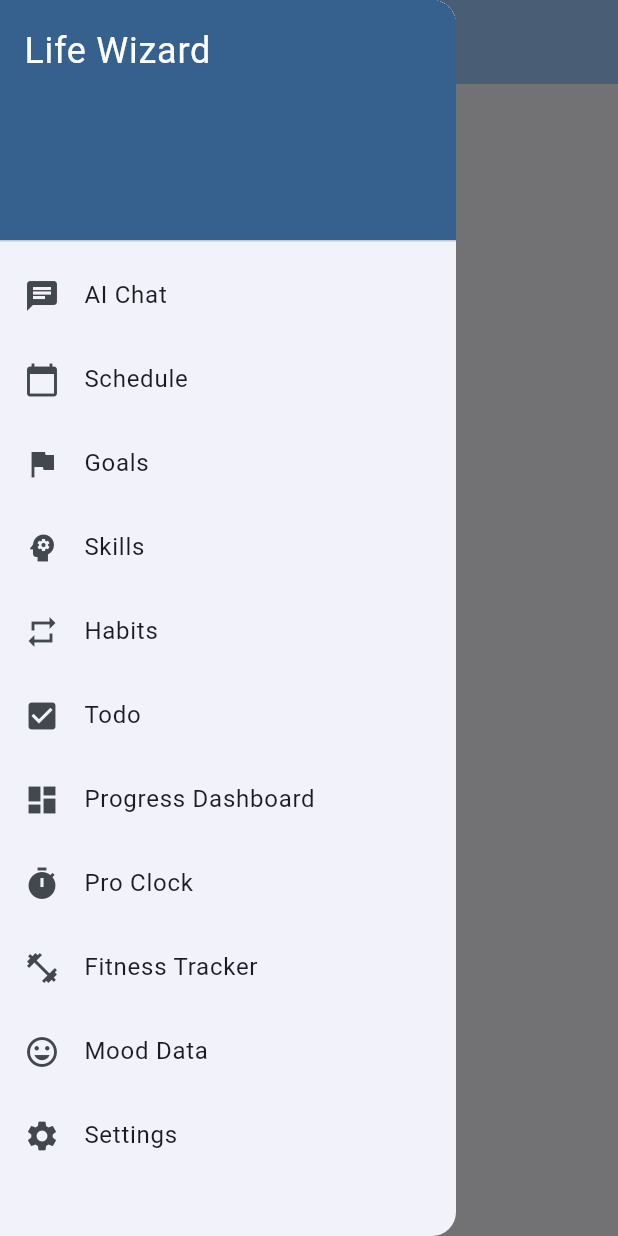
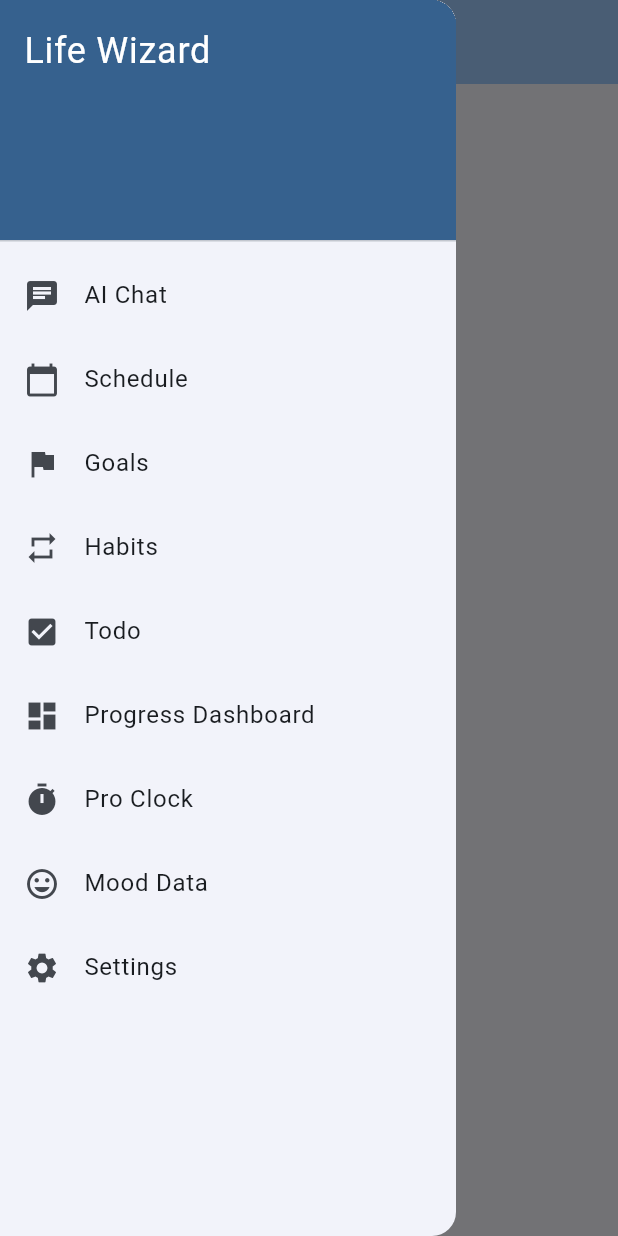
Before and after one commit to Majidi-star/Life-Wizard, a Flutter app: the screen it shows after launch, with the side drawer open, on a phone screen of 412 x 824 dp. Run offline on Flutter 3.47's test engine with Material 3 defaults, Android fonts, the phone set to English and light mode, and no system bars; our stand-ins replace bloc, equatable, flutter_bloc, shared_preferences.

Commit message:
removing the extra categories

```diff
--- a/lib/features/fitness_tracker/fitness_tracker_bloc.dart
+++ /dev/null
@@ -1 +0,0 @@
-// Fitness Tracker BLoC file
--- a/lib/features/fitness_tracker/fitness_tracker_event.dart
+++ /dev/null
@@ -1 +0,0 @@
-// Fitness Tracker Event file
--- a/lib/features/fitness_tracker/fitness_tracker_model.dart
+++ /dev/null
@@ -1 +0,0 @@
-// Fitness Tracker model
--- a/lib/features/fitness_tracker/fitness_tracker_repository.dart
+++ /dev/null
@@ -1 +0,0 @@
-// Fitness Tracker repository
--- a/lib/features/fitness_tracker/fitness_tracker_state.dart
+++ /dev/null
@@ -1 +0,0 @@
-// Fitness Tracker State file
--- a/lib/features/skills/skills_bloc.dart
+++ /dev/null
@@ -1 +0,0 @@
-// Skills BLoC file
--- a/lib/features/skills/skills_event.dart
+++ /dev/null
@@ -1 +0,0 @@
-// Skills Event file
--- a/lib/features/skills/skills_model.dart
+++ /dev/null
@@ -1 +0,0 @@
-// Skills model
--- a/lib/features/skills/skills_repository.dart
+++ /dev/null
@@ -1 +0,0 @@
-// Skills repository
--- a/lib/features/skills/skills_state.dart
+++ /dev/null
@@ -1 +0,0 @@
-// Skills State file
--- a/lib/main.dart
+++ b/lib/main.dart
@@ -6,6 +6,13 @@ import 'features/settings/settings_event.dart';
 import 'features/settings/settings_state.dart';
 import 'features/ai_chat/ai_chat_screen.dart';
 import 'features/settings/settings_screen.dart';
+import 'features/todo/todo_screen.dart';
+import 'features/goals/goals_screen.dart';
+import 'features/habits/habits_screen.dart';
+import 'features/schedule/schedule_screen.dart';
+import 'features/progress_dashboard/progress_dashboard_screen.dart';
+import 'features/pro_clock/pro_clock_screen.dart';
+import 'features/mood_data/mood_data_screen.dart';
 
 void main() async {
   WidgetsFlutterBinding.ensureInitialized();
@@ -39,6 +46,13 @@ class MyApp extends StatelessWidget {
             routes: {
               '/': (context) => const AIChatScreen(),
               '/settings': (context) => const SettingsScreen(),
+              '/todo': (context) => const TodoScreen(),
+              '/goals': (context) => const GoalsScreen(),
+              '/habits': (context) => const HabitsScreen(),
+              '/schedule': (context) => const ScheduleScreen(),
+              '/progress': (context) => const ProgressDashboardScreen(),
+              '/pro_clock': (context) => const ProClockScreen(),
+              '/mood': (context) => const MoodDataScreen(),
             },
             initialRoute: '/',
           );
--- a/lib/widgets/app_drawer.dart
+++ b/lib/widgets/app_drawer.dart
@@ -34,11 +34,6 @@ class AppDrawer extends StatelessWidget {
             onTap: () => _navigateToNamed(context, '/goals'),
           ),
           _createDrawerItem(
-            icon: Icons.psychology,
-            text: 'Skills',
-            onTap: () => _navigateToNamed(context, '/skills'),
-          ),
-          _createDrawerItem(
             icon: Icons.repeat,
             text: 'Habits',
             onTap: () => _navigateToNamed(context, '/habits'),
@@ -57,11 +52,6 @@ class AppDrawer extends StatelessWidget {
             icon: Icons.timer,
             text: 'Pro Clock',
             onTap: () => _navigateToNamed(context, '/pro_clock'),
-          ),
-          _createDrawerItem(
-            icon: Icons.fitness_center,
-            text: 'Fitness Tracker',
-            onTap: () => _navigateToNamed(context, '/fitness'),
           ),
           _createDrawerItem(
             icon: Icons.mood,
```
Also changed, not shown: lib/features/fitness_tracker/fitness_tracker_screen.dart (deleted, +0 -18 lines), lib/features/skills/skills_screen.dart (deleted, +0 -18 lines).
